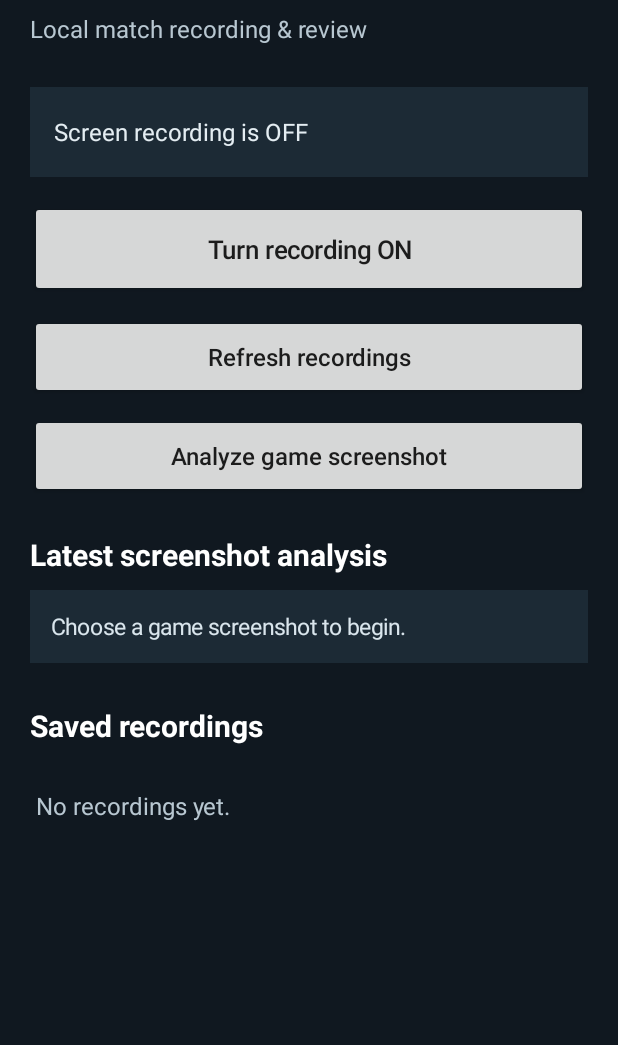
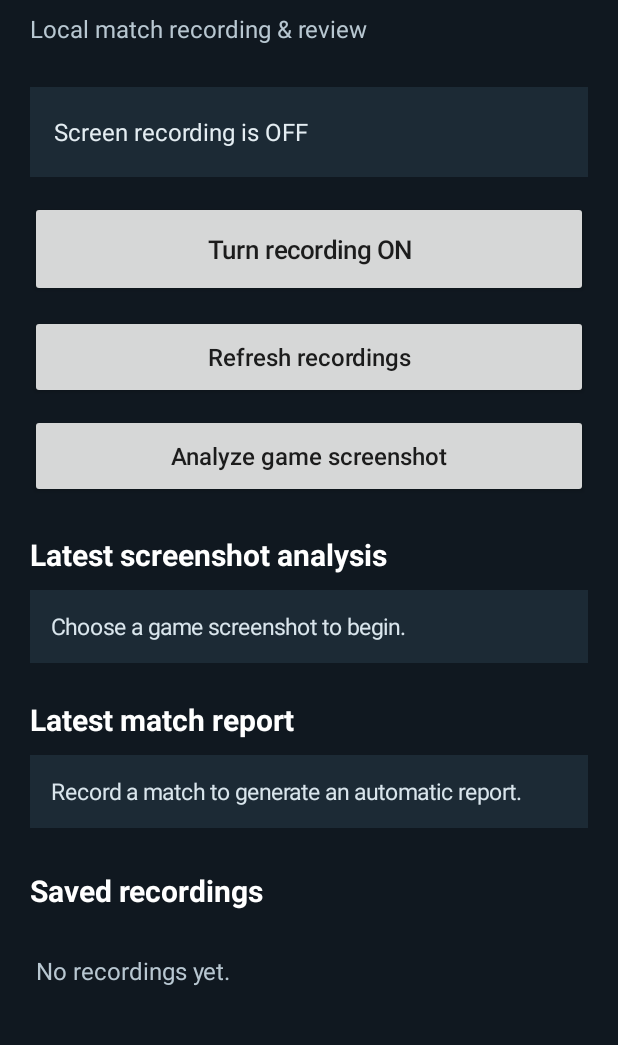
Before and after one commit to goatASHh/Nulls-royale-android, an Android app: the screen it shows after launch (MainActivity), on a phone screen of 412 x 824 dp, the part 95-1140 px from its top. Run offline under Robolectric (Android 15) with nearby library versions, the phone set to English and light mode, and no system bars; libraries missing offline, so code that uses them is left out: com.google.mlkit.vision.

Commit message:
Display automatic post-match analysis report

```diff
--- a/app/src/main/java/com/nullsobserver/MainActivity.kt
+++ b/app/src/main/java/com/nullsobserver/MainActivity.kt
@@ -24,6 +24,7 @@ class MainActivity : Activity() {
     private lateinit var toggle: Button
     private lateinit var list: LinearLayout
     private lateinit var analysisResult: TextView
+    private lateinit var matchReport: TextView
     private val captureRequest = 4102
     private val screenshotRequest = 4103
     private val analysisKey = "last_screenshot_analysis"
@@ -110,6 +111,20 @@ class MainActivity : Activity() {
             setPadding(dp(14), dp(14), dp(14), dp(14))
             setBackgroundColor(0xFF1C2A35.toInt())
         }
+        val matchHeading = TextView(this).apply {
+            text = "Latest match report"
+            textSize = 20f
+            setTextColor(0xFFFFFFFF.toInt())
+            setTypeface(typeface, Typeface.BOLD)
+            setPadding(0, dp(24), 0, dp(10))
+        }
+        matchReport = TextView(this).apply {
+            text = preferences.getString(MatchAnalysisWorker.KEY_LAST_REPORT, "Record a match to generate an automatic report.")
+            textSize = 15f
+            setTextColor(0xFFD9E5EC.toInt())
+            setPadding(dp(14), dp(14), dp(14), dp(14))
+            setBackgroundColor(0xFF1C2A35.toInt())
+        }
         val heading = TextView(this).apply {
             text = "Saved recordings"
             textSize = 20f
@@ -131,6 +146,8 @@ class MainActivity : Activity() {
         content.addView(analyze, matchWidth())
         content.addView(analysisHeading)
         content.addView(analysisResult, matchWidth())
+        content.addView(matchHeading)
+        content.addView(matchReport, matchWidth())
         content.addView(heading)
         content.addView(list)
 
@@ -305,5 +322,8 @@ class MainActivity : Activity() {
         super.onResume()
         if (::list.isInitialized) refreshRecordings()
         if (::toggle.isInitialized) syncRecordingState()
+        if (::matchReport.isInitialized) {
+            matchReport.text = preferences.getString(MatchAnalysisWorker.KEY_LAST_REPORT, "Record a match to generate an automatic report.")
+        }
     }
 }
```
